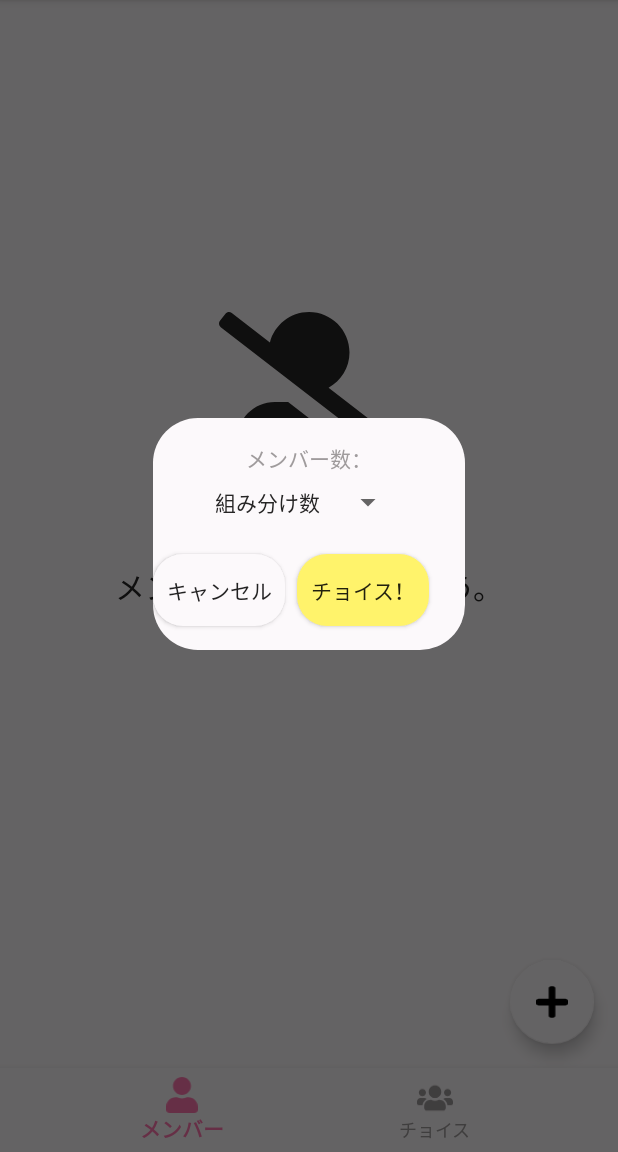
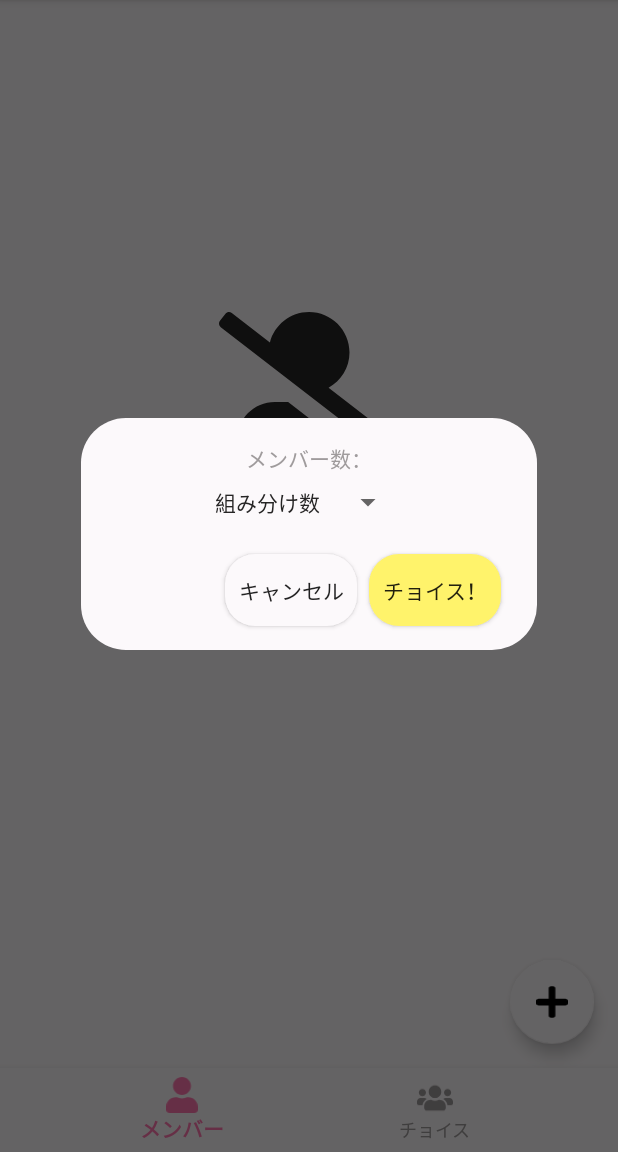
Before and after one commit to emusute1212/MakaseteChoiceForAndroid, an Android app: the fragment ChoiceDialogFragment placed in its activity, on a phone screen of 412 x 824 dp, the part 84-1236 px from its top. Run offline under Robolectric (Android 15) with nearby library versions, the phone set to English and light mode, and no system bars; our stand-ins replace Dagger/Hilt's generated code, data binding, navigation-ui; libraries missing offline, so code that uses them is left out: com.xwray.groupie; 2 statements that could not run were skipped.

Commit message:
fix: ダイアログのデザインを調整

```diff
--- a/app/src/main/java/io/github/emusute1212/makasetechoice/groups/choice/ChoiceDialogFragment.kt
+++ b/app/src/main/java/io/github/emusute1212/makasetechoice/groups/choice/ChoiceDialogFragment.kt
@@ -8,6 +8,7 @@ import android.view.*
 import androidx.fragment.app.activityViewModels
 import androidx.lifecycle.ViewModelProvider
 import dagger.android.support.DaggerDialogFragment
+import io.github.emusute1212.makasetechoice.R
 import io.github.emusute1212.makasetechoice.databinding.DialogChoiceGroupBinding
 import io.github.emusute1212.makasetechoice.groups.GroupsViewModel
 import io.github.emusute1212.makasetechoice.members.MembersViewModel
@@ -45,11 +46,11 @@ class ChoiceDialogFragment : DaggerDialogFragment() {
         val dialog = dialog ?: Dialog(requireContext())
         return dialog.apply {
             requestWindowFeature(Window.FEATURE_NO_TITLE)
-//            setContentView(R.layout.dialog_add_member)
+            setContentView(R.layout.dialog_choice_group)
             window?.setGravity(Gravity.CENTER)
             window?.setBackgroundDrawable(ColorDrawable(Color.TRANSPARENT))
             window?.setLayout(
-                ViewGroup.LayoutParams.WRAP_CONTENT,
+                context.resources.getDimension(R.dimen.choice_dialog_width).toInt(),
                 ViewGroup.LayoutParams.WRAP_CONTENT
             )
             setCancelable(true)
--- a/app/src/main/java/io/github/emusute1212/makasetechoice/members/add/AddMemberDialogFragment.kt
+++ b/app/src/main/java/io/github/emusute1212/makasetechoice/members/add/AddMemberDialogFragment.kt
@@ -8,6 +8,7 @@ import android.view.*
 import androidx.fragment.app.activityViewModels
 import androidx.lifecycle.ViewModelProvider
 import dagger.android.support.DaggerDialogFragment
+import io.github.emusute1212.makasetechoice.R
 import io.github.emusute1212.makasetechoice.databinding.DialogAddMemberBinding
 import kotlinx.android.synthetic.main.dialog_add_member.view.*
 import javax.inject.Inject
@@ -37,7 +38,7 @@ class AddMemberDialogFragment : DaggerDialogFragment() {
         val dialog = dialog ?: Dialog(requireContext())
         return dialog.apply {
             requestWindowFeature(Window.FEATURE_NO_TITLE)
-//            setContentView(R.layout.dialog_add_member)
+            setContentView(R.layout.dialog_add_member)
             window?.setGravity(Gravity.BOTTOM)
             window?.setBackgroundDrawable(ColorDrawable(Color.TRANSPARENT))
             window?.setLayout(
--- a/app/src/main/res/layout/dialog_choice_group.xml
+++ b/app/src/main/res/layout/dialog_choice_group.xml
@@ -38,6 +38,7 @@
             android:layout_width="wrap_content"
             android:layout_height="wrap_content"
             android:fontFamily="@font/noto_sansjp_bold"
+            android:text="@{Integer.toString(membersViewModel.members.size())}"
             android:textColor="@color/gray"
             android:textSize="@dimen/low_font_size"
             app:layout_constraintBottom_toBottomOf="@+id/member_title"
```
